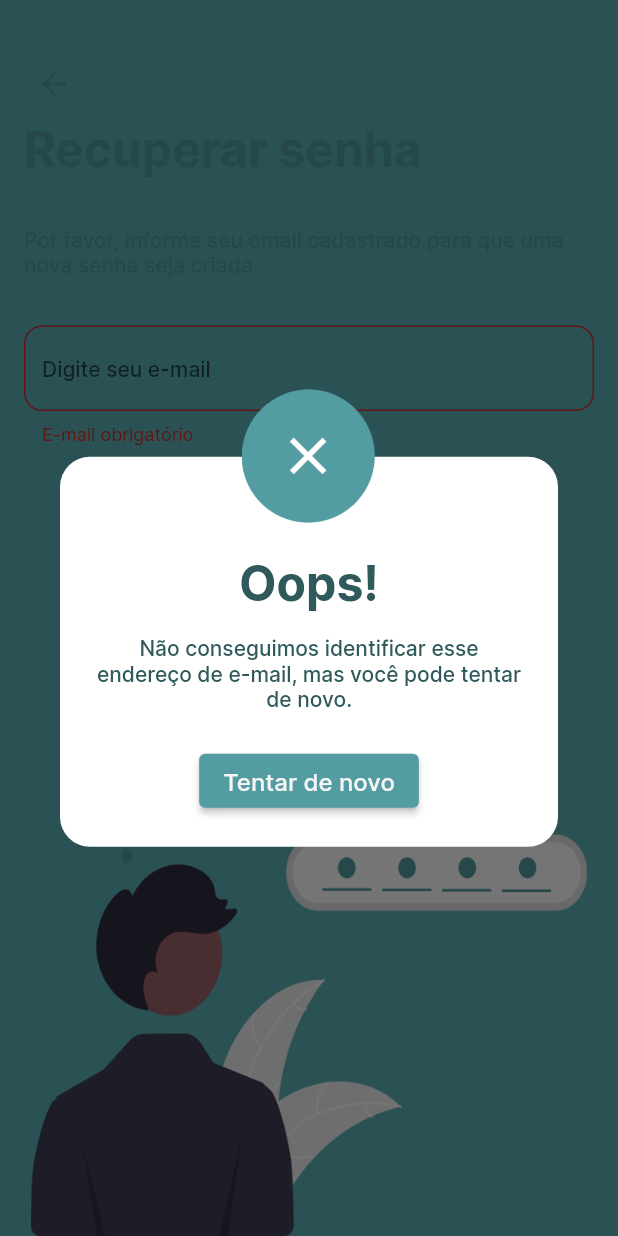
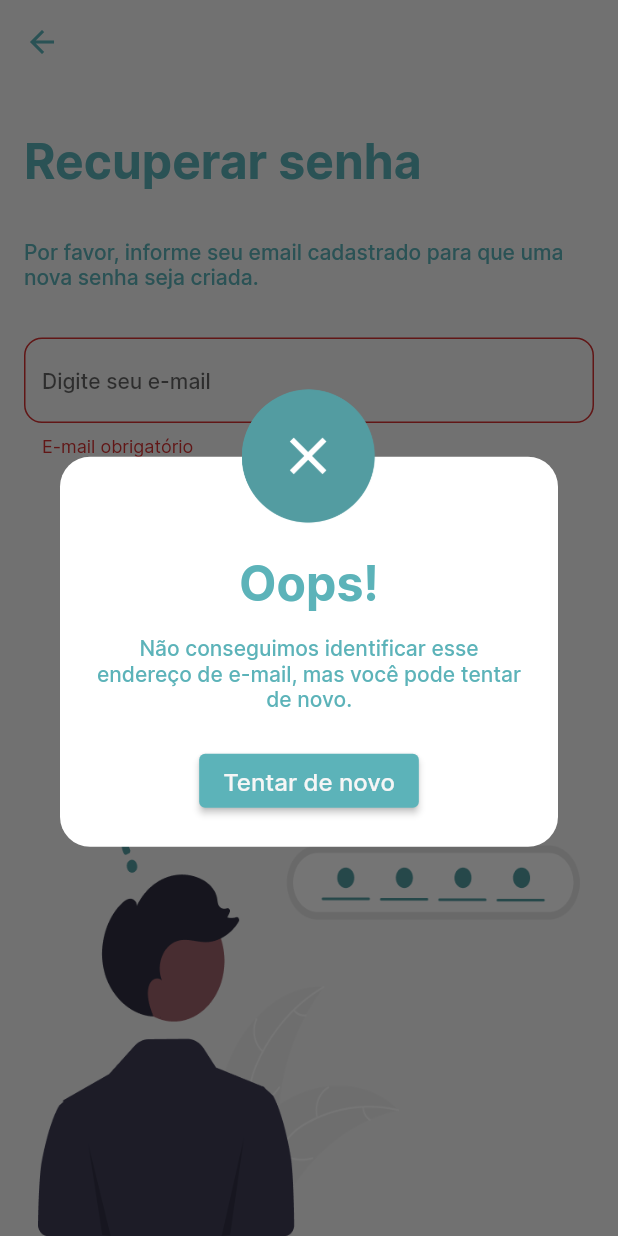
Before and after one commit to proz-tecnologia/PIT01GP07, a Flutter app: the RecoverScreen screen opened directly, after a tap on "Próximo", after a tap on "MENSAGEM DE ERRO", on a phone screen of 412 x 824 dp. Run offline on Flutter 3.47's test engine with Material 2 defaults, Android fonts, the phone set to English and light mode, and no system bars; our stand-ins replace carousel_slider, email_validator, flutter_speed_dial, shared_preferences, smooth_page_indicator; accounts and stored records are empty.

Commit message:
refactor: Design updates and standardization

```diff
--- a/lib/design_system/colors.dart
+++ b/lib/design_system/colors.dart
@@ -10,4 +10,5 @@ class AppColors {
   static const Color secondtextColor = Color(0xff2F595B);
   static const Color revenueColor = Color(0xff32847a);
   static const Color expenseColor = Color(0xffbf3131);
+  static const Color focusTextFormFieldColor = Color(0xFF539CA1);
 }
--- /dev/null
+++ b/lib/design_system/constants.dart
@@ -0,0 +1,7 @@
+import 'package:flutter/material.dart';
+
+class Constants {
+  Constants._();
+  static const double padding = 20;
+  static const double avatarRadius = 45;
+}
--- a/lib/design_system/styleapp.dart
+++ b/lib/design_system/styleapp.dart
@@ -19,6 +19,19 @@ class StyleApp {
     ),
   );
 
+  static OutlineInputBorder outlineTextField = OutlineInputBorder(
+    borderRadius: const BorderRadius.all(Radius.circular(12.0)),
+    borderSide: BorderSide(
+      color: AppColors.focusTextFormFieldColor.withOpacity(0.4),
+      width: 2,
+    ),
+  );
+
+  static OutlineInputBorder focusTextField = const OutlineInputBorder(
+    borderRadius: BorderRadius.all(Radius.circular(12.0)),
+    borderSide: BorderSide(color: AppColors.backgroudColor, width: 2),
+  );
+
   static const titleCardStyle = TextStyle(
       fontFamily: 'Inter',
       fontWeight: FontWeight.w700,
--- a/lib/pages/login/login.dart
+++ b/lib/pages/login/login.dart
@@ -87,7 +87,10 @@ class _LoginScreenState extends State<LoginScreen> {
                     return null;
                   },
                   decoration: InputDecoration(
-                    enabledBorder: StyleApp.outlinedBorder,
+                    enabledBorder: StyleApp.outlineTextField,
+                    focusColor: AppColors.focusTextFormFieldColor,
+                    border: StyleApp.outlineTextField,
+                    focusedBorder: StyleApp.focusTextField,
                     hintText: 'Digite seu e-mail',
                     suffixIcon: const Icon(Icons.email),
                   ),
@@ -105,7 +108,10 @@ class _LoginScreenState extends State<LoginScreen> {
                   },
                   obscureText: obscure,
                   decoration: InputDecoration(
-                    enabledBorder: StyleApp.outlinedBorder,
+                    enabledBorder: StyleApp.outlineTextField,
+                    focusColor: AppColors.focusTextFormFieldColor,
+                    border: StyleApp.outlineTextField,
+                    focusedBorder: StyleApp.focusTextField,
                     hintText: 'Digite sua senha',
                     suffixIcon: IconButton(
                       onPressed: () {
--- a/lib/pages/recover/recover.dart
+++ b/lib/pages/recover/recover.dart
@@ -1,4 +1,6 @@
 import 'package:flutter/material.dart';
+import 'package:teste/design_system/styleapp.dart';
+import '../../design_system/colors.dart';
 import '../../widgets/dialog_box/custom_dialog_box.dart';
 import '../email_confirmation/email_confirmation .dart';
 
@@ -8,112 +10,117 @@ class RecoverScreen extends StatefulWidget {
   @override
   State<RecoverScreen> createState() => _RecoverScreen();
 }
+
 class _RecoverScreen extends State<RecoverScreen> {
   final _formKey = GlobalKey<FormState>();
   final _emailController = TextEditingController();
   @override
   Widget build(BuildContext context) {
     return Scaffold(
+      backgroundColor: AppColors.secondBackgroudColor,
       resizeToAvoidBottomInset: false,
+      appBar: AppBar(
+        backgroundColor: AppColors.secondBackgroudColor,
+        iconTheme: const IconThemeData(color: AppColors.backgroudColor),
+        elevation: 0.0,
+      ),
       body: Padding(
-        padding: const EdgeInsets.only(left:16,right:16),
+        padding: const EdgeInsets.only(left: 16, right: 16),
         child: Form(
-             key:_formKey,
+          key: _formKey,
           child: Column(
             children: <Widget>[
-              const SizedBox(height:32),
-              Align(
-               alignment: Alignment.topLeft,
-               child: IconButton(
-                alignment:Alignment.centerLeft,
-                icon: const Icon(Icons.arrow_back),
-                color:const Color (0xFF539CA1),
-                onPressed: () {}),
-              ),
+              const SizedBox(height: 32),
               const Align(
                 alignment: Alignment.centerLeft,
-                child: Text('Recuperar senha',
+                child: Text(
+                  'Recuperar senha',
                   style: TextStyle(
-                 fontFamily:'Inter',
-                 fontWeight:FontWeight.w600,
+                    fontFamily: 'Inter',
+                    fontWeight: FontWeight.w600,
                     fontSize: 32,
-                 color: Color (0xFF539CA1),
-                ),),
+                    color: AppColors.backgroudColor,
                   ),
-              const SizedBox(height:32),
+                ),
+              ),
+              const SizedBox(height: 32),
               const Text(
                 'Por favor, informe seu email cadastrado para que uma nova senha seja criada.',
                 style: TextStyle(
-                   fontFamily:'Inter',
-                   fontWeight:FontWeight.w500,
+                  fontFamily: 'Inter',
+                  fontWeight: FontWeight.w500,
                   fontSize: 14,
-                   color: Color (0xFF539CA1),
-                 ),),
-              const SizedBox(height:32),
+                  color: AppColors.backgroudColor,
+                ),
+              ),
+              const SizedBox(height: 32),
               SizedBox(
                 child: TextFormField(
                     controller: _emailController,
-                   cursorColor: const Color (0xFF539CA1),
+                    cursorColor: AppColors.focusTextFormFieldColor,
                     decoration: InputDecoration(
-                   counterText:" ",
-                   focusColor:  const Color (0xFF539CA1),
-                   border:  OutlineInputBorder(
-                   borderRadius: const BorderRadius.all(Radius.circular(12.0)),
-                   borderSide: BorderSide(color: const Color(0xFF539CA1).withOpacity(0.4), width: 2),
-    ),
-                   focusedBorder: const OutlineInputBorder(
-                   borderSide: BorderSide(color: Color (0xFF539CA1),width: 2),),
-                   hintText:  'Digite seu e-mail',
+                      counterText: " ",
+                      focusColor: AppColors.focusTextFormFieldColor,
+                      border: StyleApp.outlineTextField,
+                      focusedBorder: StyleApp.focusTextField,
+                      hintText: 'Digite seu e-mail',
                       labelStyle: TextStyle(
-                         fontFamily:'Inter',
-                         fontWeight:FontWeight.w500,
+                        fontFamily: 'Inter',
+                        fontWeight: FontWeight.w500,
                         fontSize: 14,
-                         color: const Color(0xFF539CA1).withOpacity(0.5),
+                        color:
+                            AppColors.focusTextFormFieldColor.withOpacity(0.5),
                       ),
                     ),
                     style: const TextStyle(
-                       fontFamily:'Inter',
-                       fontWeight:FontWeight.w500,
+                      fontFamily: 'Inter',
+                      fontWeight: FontWeight.w500,
                       fontSize: 14,
-                       color: Color (0xFF2F595B),
+                      color: AppColors.backgroudColor,
                     ),
-                 validator:(email){
-                 if (email==null || email.isEmpty){
+                    validator: (email) {
+                      if (email == null || email.isEmpty) {
                         return 'E-mail obrigatório';
-                 }else if (!email.contains("@")){
+                      } else if (!email.contains("@")) {
                         return 'Email inválido';
-                 };
+                      }
+                      ;
                       return null;
-                 }
+                    }),
               ),
-              ),
-              const SizedBox(height:24),
+              const SizedBox(height: 24),
               ElevatedButton(
                 onPressed: () {
-                   if (_formKey.currentState!.validate()){}
-                   Navigator.push(context,MaterialPageRoute(builder:
-                   (context)=> const EmailConfirmation()),
+                  if (_formKey.currentState!.validate()) {}
+                  Navigator.push(
+                    context,
+                    MaterialPageRoute(
+                        builder: (context) => const EmailConfirmation()),
                   );
                 },
                 style: ElevatedButton.styleFrom(
-                  fixedSize: const Size(200, 48), backgroundColor: const Color (0xFF539CA1)),
-                child: const Text('Próximo',
+                    fixedSize: const Size(200, 48),
+                    backgroundColor: AppColors.backgroudColor),
+                child: const Text(
+                  'Próximo',
                   style: TextStyle(
-                  fontFamily:'Inter',
-                  fontWeight:FontWeight.w500,
+                    fontFamily: 'Inter',
+                    fontWeight: FontWeight.w500,
                     fontSize: 14,
-                  color: Color (0xFFF6F6F6),
-                ),),
+                    color: AppColors.secondBackgroudColor,
                   ),
-              const SizedBox(height:96),
+                ),
+              ),
+              const SizedBox(height: 96),
               ElevatedButton(
                 onPressed: () {
-                   showDialog(context: context,
-                     builder: (BuildContext context)
-                     {
+                  showDialog(
+                    context: context,
+                    builder: (BuildContext context) {
                       return CustomDialogBox(
                         title: "Oops!",
-                         descriptions: "Não conseguimos identificar esse endereço de e-mail, mas você pode tentar de novo. ",
+                        descriptions:
+                            "Não conseguimos identificar esse endereço de e-mail, mas você pode tentar de novo. ",
                         text: "Tentar de novo",
                         img: Image.asset('assets/images/background/erro.png'),
                       );
@@ -121,18 +128,23 @@ class _RecoverScreen extends State<RecoverScreen> {
                   );
                 },
                 style: ElevatedButton.styleFrom(
-                     fixedSize: const Size(200, 48), backgroundColor: const Color (0xFF539CA1)),
-                 child: const Text('MENSAGEM DE ERRO',
+                    fixedSize: const Size(200, 48),
+                    backgroundColor: AppColors.backgroudColor),
+                child: const Text(
+                  'MENSAGEM DE ERRO',
                   style: TextStyle(
-                     fontFamily:'Inter',
-                     fontWeight:FontWeight.w500,
+                    fontFamily: 'Inter',
+                    fontWeight: FontWeight.w500,
                     fontSize: 14,
-                     color: Color (0xFFF6F6F6),
-                   ),),
+                    color: AppColors.secondBackgroudColor,
                   ),
-               const SizedBox(height:16),
+                ),
+              ),
+              const SizedBox(height: 16),
               const Expanded(
-                child: Image(image: AssetImage( "assets/images/background/forgot_password.png"),
+                child: Image(
+                  image: AssetImage(
+                      "assets/images/background/forgot_password.png"),
                   alignment: Alignment.bottomLeft,
                 ),
               ),
--- a/lib/widgets/dialog_box/constants.dart
+++ /dev/null
@@ -1,8 +0,0 @@
-import 'package:flutter/material.dart';
-
-class Constants{
-  Constants._();
-  static const double padding =20;
-  static const double avatarRadius=45;
-
-}
--- a/lib/widgets/dialog_box/custom_dialog_box.dart
+++ b/lib/widgets/dialog_box/custom_dialog_box.dart
@@ -1,11 +1,18 @@
 import 'package:flutter/material.dart';
-import 'constants.dart';
+import 'package:teste/design_system/colors.dart';
+import '../../design_system/constants.dart';
 
 class CustomDialogBox extends StatefulWidget {
   final String title, descriptions, text;
   final Image img;
 
-  const CustomDialogBox({ Key? key, required this.title, required this.descriptions, required this.text, required this.img}) : super(key: key);
+  const CustomDialogBox(
+      {Key? key,
+      required this.title,
+      required this.descriptions,
+      required this.text,
+      required this.img})
+      : super(key: key);
 
   @override
   CustomDialogBoxState createState() => CustomDialogBoxState();
@@ -23,36 +30,64 @@ class CustomDialogBoxState extends State<CustomDialogBox> {
       child: contentBox(context),
     );
   }
-  contentBox(context){
+
+  contentBox(context) {
     return Stack(
       children: <Widget>[
         Container(
-          padding: const EdgeInsets.only(left: Constants.padding,top: Constants.avatarRadius
-              + Constants.padding, right: Constants.padding,bottom: Constants.padding
-          ),
+          padding: const EdgeInsets.only(
+              left: Constants.padding,
+              top: Constants.avatarRadius + Constants.padding,
+              right: Constants.padding,
+              bottom: Constants.padding),
           margin: const EdgeInsets.only(top: Constants.avatarRadius),
           decoration: BoxDecoration(
-              shape: BoxShape.rectangle,
-              color: Colors.white,
-              borderRadius: BorderRadius.circular(Constants.padding),
-
+            shape: BoxShape.rectangle,
+            color: Colors.white,
+            borderRadius: BorderRadius.circular(Constants.padding),
           ),
           child: Column(
             mainAxisSize: MainAxisSize.min,
             children: <Widget>[
-              Text(widget.title,style: const TextStyle(fontFamily:'Inter',fontSize: 32,fontWeight: FontWeight.w700,color: Color(0xFF2F595B)),),
-              const SizedBox(height: 15,),
-              Text(widget.descriptions,style: const TextStyle(fontFamily:'Inter',fontSize: 14,fontWeight: FontWeight.w500,color: Color(0xFF2F595B)),textAlign: TextAlign.center,),
-              const SizedBox(height: 22,),
+              Text(
+                widget.title,
+                style: const TextStyle(
+                    fontFamily: 'Inter',
+                    fontSize: 32,
+                    fontWeight: FontWeight.w700,
+                    color: AppColors.backgroudColor),
+              ),
+              const SizedBox(
+                height: 15,
+              ),
+              Text(
+                widget.descriptions,
+                style: const TextStyle(
+                    fontFamily: 'Inter',
+                    fontSize: 14,
+                    fontWeight: FontWeight.w500,
+                    color: AppColors.backgroudColor),
+                textAlign: TextAlign.center,
+              ),
+              const SizedBox(
+                height: 22,
+              ),
               Align(
                 alignment: Alignment.center,
                 child: ElevatedButton(
                     style: ElevatedButton.styleFrom(
-                        backgroundColor: const Color (0xFF539CA1)),
-                    onPressed: (){
+                        backgroundColor: AppColors.backgroudColor),
+                    onPressed: () {
                       Navigator.of(context).pop();
                     },
-                    child: Text(widget.text,style: const TextStyle(fontFamily:'Inter',fontSize: 16,fontWeight: FontWeight.w500,color: Color(0xFFF6F6F6)),)),
+                    child: Text(
+                      widget.text,
+                      style: const TextStyle(
+                          fontFamily: 'Inter',
+                          fontSize: 16,
+                          fontWeight: FontWeight.w500,
+                          color: Color(0xFFF6F6F6)),
+                    )),
               ),
             ],
           ),
@@ -64,9 +99,9 @@ class CustomDialogBoxState extends State<CustomDialogBox> {
             backgroundColor: Colors.transparent,
             radius: Constants.avatarRadius,
             child: ClipRRect(
-                borderRadius: const BorderRadius.all(Radius.circular(Constants.avatarRadius)),
-                child: widget.img
-            ),
+                borderRadius: const BorderRadius.all(
+                    Radius.circular(Constants.avatarRadius)),
+                child: widget.img),
           ),
         ),
       ],
```
Lines whose indentation alone changed are shown as unchanged.
